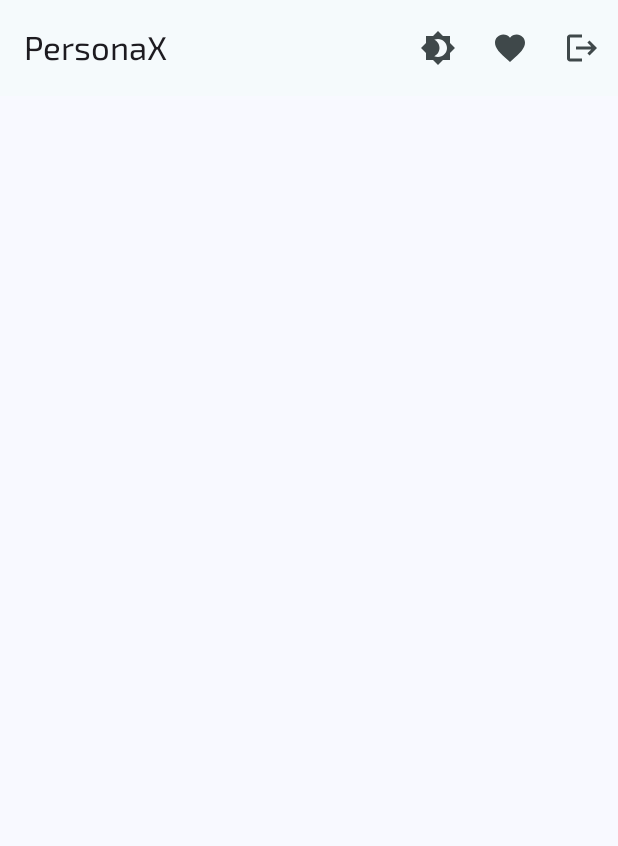
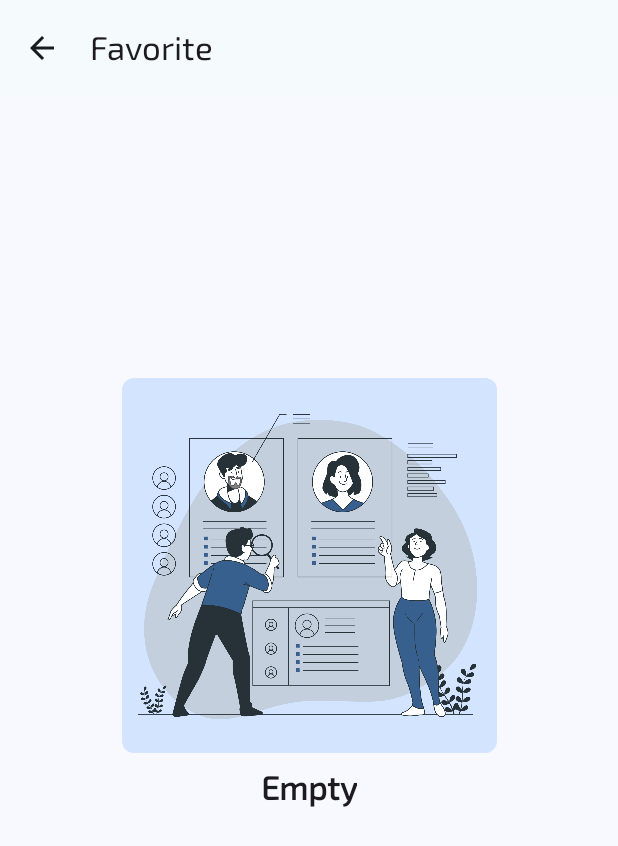
Before and after one commit to zenmobiledev/personax, an Android app: the MainActivity screen opened directly, with no data from a screen before it, after a tap on "Favorite", on a phone screen of 412 x 824 dp. Shown: the top 846 px of the screen. Run offline under Robolectric (Android 15) with nearby library versions, the phone set to English and light mode, and no system bars; our stand-ins replace Dagger/Hilt's generated code; pictures from the network do not load; 2 statements that could not run were skipped.

Commit message:
Add FavoriteActivity with layout and navigation from MainActivity

```diff
--- a/app/src/main/AndroidManifest.xml
+++ b/app/src/main/AndroidManifest.xml
@@ -16,6 +16,9 @@
         android:supportsRtl="true"
         android:theme="@style/Theme.PersonaX"
         tools:targetApi="31">
+        <activity
+            android:name=".presentation.favorite.FavoriteActivity"
+            android:exported="false" />
         <activity
             android:name=".presentation.detail.DetailActivity"
             android:exported="false" />
--- /dev/null
+++ b/app/src/main/java/com/mobbelldev/personax/presentation/favorite/FavoriteActivity.kt
@@ -0,0 +1,33 @@
+package com.mobbelldev.personax.presentation.favorite
+
+import android.os.Bundle
+import androidx.activity.enableEdgeToEdge
+import androidx.appcompat.app.AppCompatActivity
+import androidx.core.view.ViewCompat
+import androidx.core.view.WindowInsetsCompat
+import com.mobbelldev.personax.R
+import com.mobbelldev.personax.databinding.ActivityFavoriteBinding
+import dagger.hilt.android.AndroidEntryPoint
+
+@AndroidEntryPoint
+class FavoriteActivity : AppCompatActivity() {
+    private lateinit var binding: ActivityFavoriteBinding
+    override fun onCreate(savedInstanceState: Bundle?) {
+        super.onCreate(savedInstanceState)
+        enableEdgeToEdge()
+
+        binding = ActivityFavoriteBinding.inflate(layoutInflater)
+        setContentView(binding.root)
+
+        ViewCompat.setOnApplyWindowInsetsListener(findViewById(R.id.main)) { v, insets ->
+            val systemBars = insets.getInsets(WindowInsetsCompat.Type.systemBars())
+            v.setPadding(systemBars.left, systemBars.top, systemBars.right, systemBars.bottom)
+            insets
+        }
+
+        setSupportActionBar(binding.toolbar)
+        binding.toolbar.setNavigationOnClickListener {
+            onBackPressedDispatcher.onBackPressed()
+        }
+    }
+}
--- a/app/src/main/java/com/mobbelldev/personax/presentation/main/MainActivity.kt
+++ b/app/src/main/java/com/mobbelldev/personax/presentation/main/MainActivity.kt
@@ -19,6 +19,7 @@ import androidx.lifecycle.repeatOnLifecycle
 import com.mobbelldev.personax.R
 import com.mobbelldev.personax.databinding.ActivityMainBinding
 import com.mobbelldev.personax.presentation.detail.DetailActivity
+import com.mobbelldev.personax.presentation.favorite.FavoriteActivity
 import com.mobbelldev.personax.presentation.main.adapter.MainAdapter
 import com.mobbelldev.personax.presentation.main.viewmodel.MainViewModel
 import com.mobbelldev.personax.presentation.walkthrough.WalkthroughActivity
@@ -124,7 +125,7 @@ class MainActivity : AppCompatActivity() {
         }
 
         R.id.favorite_menu -> {
-            Toast.makeText(this@MainActivity, "Move to Favorite page", Toast.LENGTH_SHORT).show()
+            startActivity(Intent(this@MainActivity, FavoriteActivity::class.java))
             true
         }
 
--- /dev/null
+++ b/app/src/main/res/layout/activity_favorite.xml
@@ -0,0 +1,59 @@
+<?xml version="1.0" encoding="utf-8"?>
+<androidx.constraintlayout.widget.ConstraintLayout xmlns:android="http://schemas.android.com/apk/res/android"
+    xmlns:app="http://schemas.android.com/apk/res-auto"
+    xmlns:tools="http://schemas.android.com/tools"
+    android:id="@+id/main"
+    android:layout_width="match_parent"
+    android:layout_height="match_parent"
+    tools:context=".presentation.favorite.FavoriteActivity">
+
+    <com.google.android.material.appbar.MaterialToolbar
+        android:id="@+id/toolbar"
+        android:layout_width="match_parent"
+        android:layout_height="wrap_content"
+        android:background="@color/md_theme_surface"
+        app:layout_constraintTop_toTopOf="parent"
+        app:navigationIcon="@drawable/baseline_arrow_back_24"
+        app:title="Favorite"
+        app:titleTextAppearance="@style/Title.Large" />
+
+    <ImageView
+        android:id="@+id/iv_empty_state"
+        android:layout_width="250dp"
+        android:layout_height="250dp"
+        android:layout_margin="32dp"
+        android:background="@drawable/bg_rectangle"
+        android:padding="8dp"
+        android:src="@drawable/empty_favorites_illustration"
+        app:layout_constraintBottom_toBottomOf="@+id/rv_user"
+        app:layout_constraintEnd_toEndOf="parent"
+        app:layout_constraintVertical_bias="0.35"
+        app:layout_constraintStart_toStartOf="parent"
+        app:layout_constraintTop_toBottomOf="@+id/toolbar" />
+
+    <TextView
+        android:id="@+id/tv_empty_state"
+        android:layout_width="wrap_content"
+        android:layout_height="wrap_content"
+        android:layout_marginTop="8dp"
+        android:text="Empty"
+        android:textAppearance="@style/Title.Large"
+        android:textStyle="bold"
+        app:layout_constraintEnd_toEndOf="parent"
+        app:layout_constraintStart_toStartOf="parent"
+        app:layout_constraintTop_toBottomOf="@+id/iv_empty_state" />
+
+    <androidx.recyclerview.widget.RecyclerView
+        android:id="@+id/rv_user"
+        android:layout_width="0dp"
+        android:layout_height="0dp"
+        android:orientation="vertical"
+        app:layoutManager="androidx.recyclerview.widget.GridLayoutManager"
+        app:layout_constraintBottom_toBottomOf="parent"
+        app:layout_constraintEnd_toEndOf="parent"
+        app:layout_constraintStart_toStartOf="parent"
+        app:layout_constraintTop_toBottomOf="@+id/toolbar"
+        app:spanCount="2"
+        tools:listitem="@layout/item_list_user" />
+
+</androidx.constraintlayout.widget.ConstraintLayout>
```
Also changed, not shown: app/src/main/res/drawable/empty_favorites_illustration.png (added).
